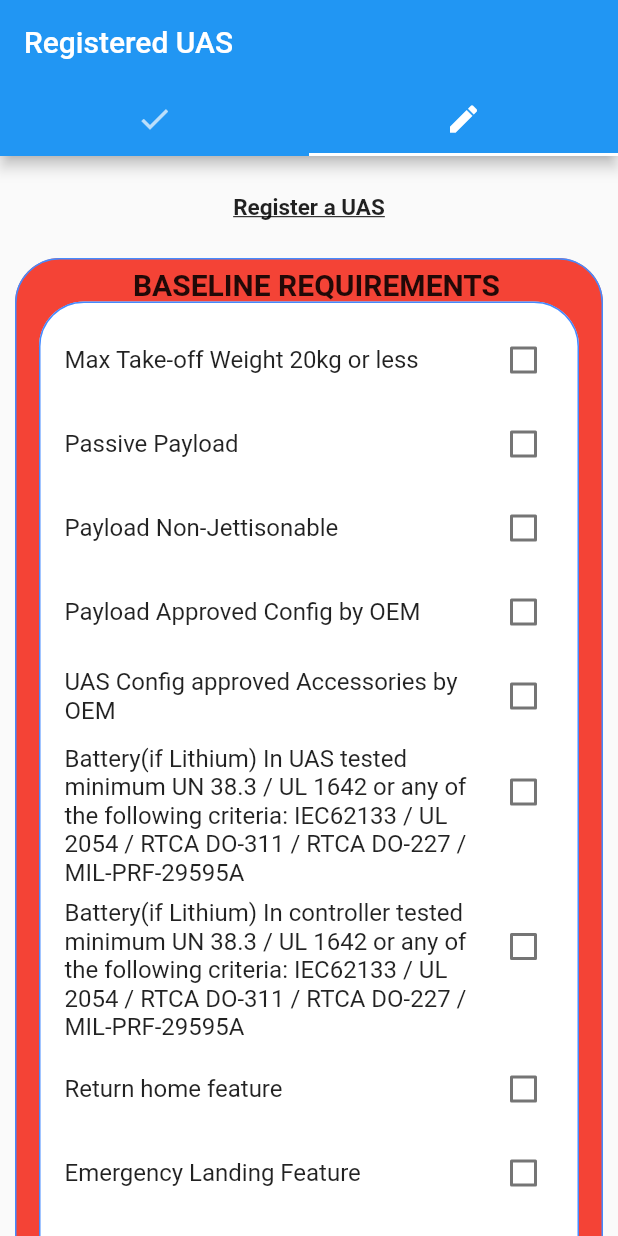
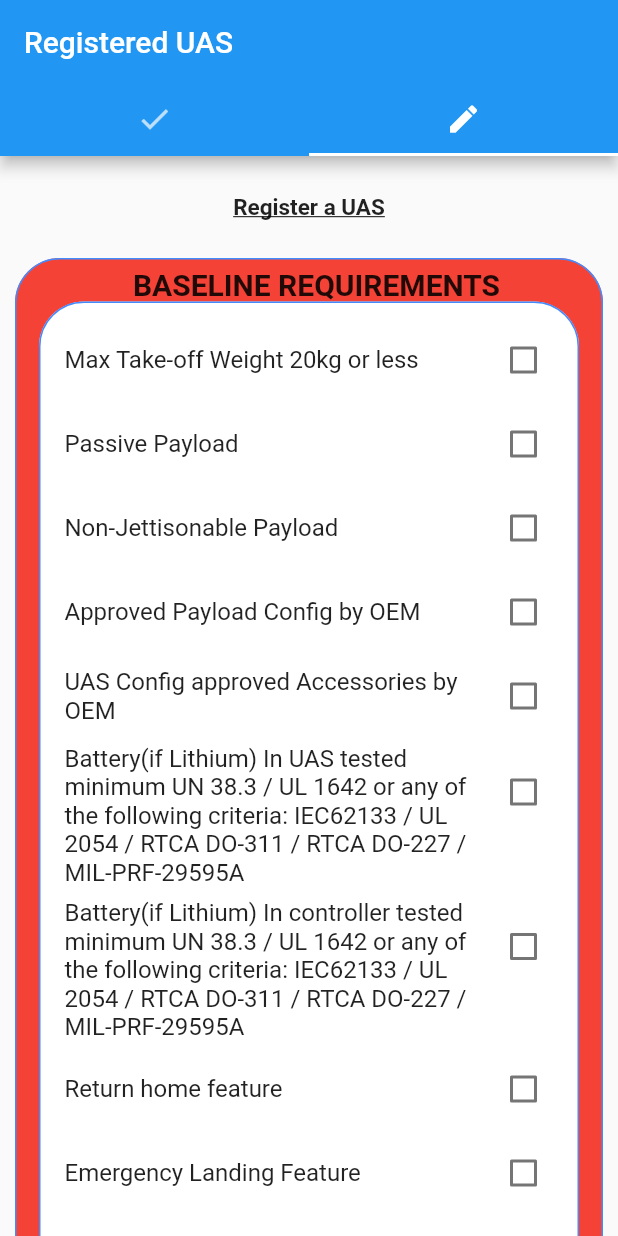
Before and after one commit to WXenon/uas_registration, a Flutter app: the RegisteredUASPage screen opened directly, tab 2 chosen, on a phone screen of 412 x 824 dp. Run offline on Flutter 3.47's test engine with Material 2 defaults, Android fonts, the phone set to English and light mode, and no system bars; our stand-ins replace fluttertoast.

Commit message:
update to form contents

```diff
--- a/lib/landingPage.dart
+++ b/lib/landingPage.dart
@@ -178,7 +178,9 @@ class _RegisteredUASPage extends State<RegisteredUASPage> {
                               ),
                             ),
                             new Align(
-                      child: new Container(
+                              child: new Column(
+                                children: <Widget>[
+                                new Container(
                                   margin: EdgeInsets.fromLTRB(10, 25, 10, 0),
                                   padding: EdgeInsets.fromLTRB(0, 5, 0, 0),
                                   decoration: BoxDecoration(
@@ -229,12 +231,12 @@ class _RegisteredUASPage extends State<RegisteredUASPage> {
                                               new CheckboxListTile(
                                                 value: pL_non_jett,
                                                 onChanged: _pL_non_jettChanged,
-                                      title: new Text("Payload Non-Jettisonable"),
+                                                title: new Text("Non-Jettisonable Payload"),
                                               ),
                                               new CheckboxListTile(
                                                 value: pL_approvedConfByOEM,
                                                 onChanged: _pL_approvedConfByOEMChanged,
-                                      title: new Text("Payload Approved Config by OEM"),
+                                                title: new Text("Approved Payload Config by OEM"),
                                               ),
                                               new CheckboxListTile(
                                                 value: UASConf_approved,
@@ -298,16 +300,65 @@ class _RegisteredUASPage extends State<RegisteredUASPage> {
                                               new FlatButton(
                                                 onPressed: clickable,
                                                 child: new Text('Submit Form'),
+                                              )
+                                            ]
+                                          )
                                       ),
-                                  ],
-                                ))
-                          ],
+                                    ]
+                                  )
                                 ),
+                                  new Container(
+                                    margin: EdgeInsets.fromLTRB(10, 25, 10, 0),
+                                    child: new Column(
+                                      children: <Widget>[
+                                        new Text("SPECIFICATIONS", style: new TextStyle(fontSize: 20, fontWeight: FontWeight.bold),),
+                                        new Container(
+                                            margin: EdgeInsets.fromLTRB(0, 5, 0, 15),
+                                            padding: EdgeInsets.fromLTRB(10, 10, 10, 10),
+                                            decoration: BoxDecoration(
+                                                border: Border.all(color: Colors.blueAccent),
+                                                borderRadius: new BorderRadius.circular(30.0),
+                                            ),
+                                          child: new Column(
+                                            crossAxisAlignment: CrossAxisAlignment.start,
+                                            children: <Widget>[
+                                              new Row(
+                                                mainAxisAlignment: MainAxisAlignment.start,
+                                                children: <Widget>[
+                                                  new Container(
+                                                    margin: EdgeInsets.fromLTRB(0,10,0,15),
+                                                  child: new Text("General Specs", style: new TextStyle(fontSize: 15, fontWeight: FontWeight.bold, decoration: TextDecoration.underline),)
+                                                  )],
+                                              ),
+                                              new Text("UAS Planar Physical Area (m), see red box"),
+                                              new TextField(
+                                                textAlign: TextAlign.start,
+                                                style: TextStyle(
+                                                  color: Colors.black,
+                                                  fontSize: 18.0,
+                                                ),
+                                                keyboardType: TextInputType.number,
+                                                cursorColor: Colors.blue,
+                                                decoration: new InputDecoration(
+                                                  labelText: 'Area',
+                                                  hintText: 'Area(m)',
                                                 ),
                                               )
                                             ],
-                )))
-              ])),
+                                          )
+                                        )
+                                      ],
+                                    )
+                                  )
+                                ]
+                              )
+                            )
+                          ]
+                        )
+                    )
+                )
+              ])
+          )
         ),
         onWillPop: _onWillPop);
   }
```
Lines whose indentation alone changed are shown as unchanged.
